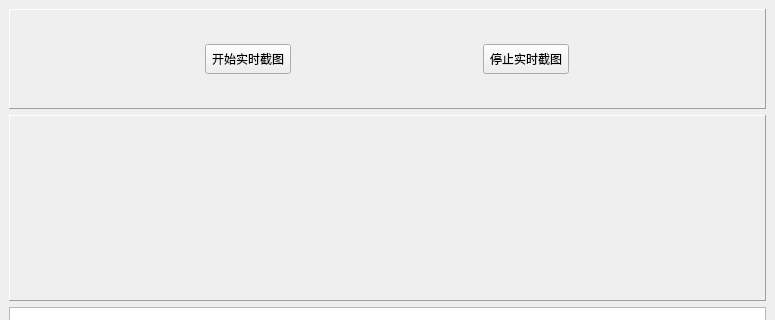
Qt form display/display_main.ui (ddddyyyy/PickText) before a commit; both pictures show x 0 to 775 and y 0 to 320 of the 775 by 524 pixel window.
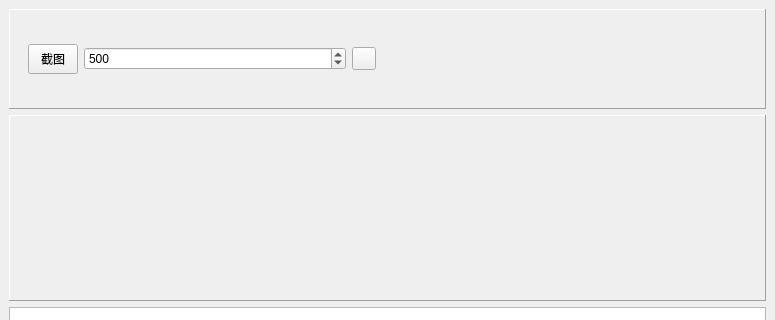
The same form after that commit. Icons and pictures are not drawn.

The edit to the form file:
```diff
--- a/display/display_main.ui
+++ b/display/display_main.ui
@@ -25,7 +25,7 @@
   <widget class="QWidget" name="centralwidget">
    <layout class="QVBoxLayout" name="verticalLayout" stretch="2,4,4">
     <item>
-     <widget class="QFrame" name="ButtonDisplay">
+     <widget class="QFrame" name="UpperDisplay">
       <property name="sizePolicy">
        <sizepolicy hsizetype="Expanding" vsizetype="Expanding">
         <horstretch>0</horstretch>
@@ -44,9 +44,12 @@
       <property name="frameShadow">
        <enum>QFrame::Shadow::Raised</enum>
       </property>
-      <layout class="QHBoxLayout" name="horizontalLayout">
+      <layout class="QHBoxLayout" name="horizontalLayout" stretch="1,1">
        <item>
-        <widget class="QToolButton" name="toolButton_3">
+        <widget class="QWidget" name="ButtonDisplay" native="true">
+         <layout class="QHBoxLayout" name="horizontalLayout_2" stretch="0,0,0">
+          <item>
+           <widget class="QToolButton" name="start_interval_shot_btn">
          <property name="minimumSize">
           <size>
            <width>50</width>
@@ -54,22 +57,47 @@
           </size>
          </property>
          <property name="text">
-          <string>开始实时截图</string>
+             <string>截图</string>
          </property>
         </widget>
        </item>
        <item>
-        <widget class="QToolButton" name="toolButton">
-         <property name="minimumSize">
-          <size>
-           <width>50</width>
-           <height>30</height>
-          </size>
-         </property>
+           <widget class="QSpinBox" name="shot_interval_spin">
+            <property name="cursor">
+             <cursorShape>IBeamCursor</cursorShape>
+            </property>
+            <property name="minimum">
+             <number>1</number>
+            </property>
+            <property name="maximum">
+             <number>999999999</number>
+            </property>
+            <property name="singleStep">
+             <number>1</number>
+            </property>
+            <property name="stepType">
+             <enum>QAbstractSpinBox::StepType::DefaultStepType</enum>
+            </property>
+            <property name="value">
+             <number>500</number>
+            </property>
+           </widget>
+          </item>
+          <item>
+           <widget class="QToolButton" name="toggle_btn">
          <property name="text">
-          <string>停止实时截图</string>
-         </property>
-        </widget>
+             <string/>
+            </property>
+            <property name="icon">
+             <iconset theme="QIcon::ThemeIcon::MediaPlaybackStart"/>
+            </property>
+           </widget>
+          </item>
+         </layout>
+        </widget>
+       </item>
+       <item>
+        <widget class="QWidget" name="widget" native="true"/>
        </item>
       </layout>
      </widget>
```
Lines whose indentation alone changed are shown as unchanged.
